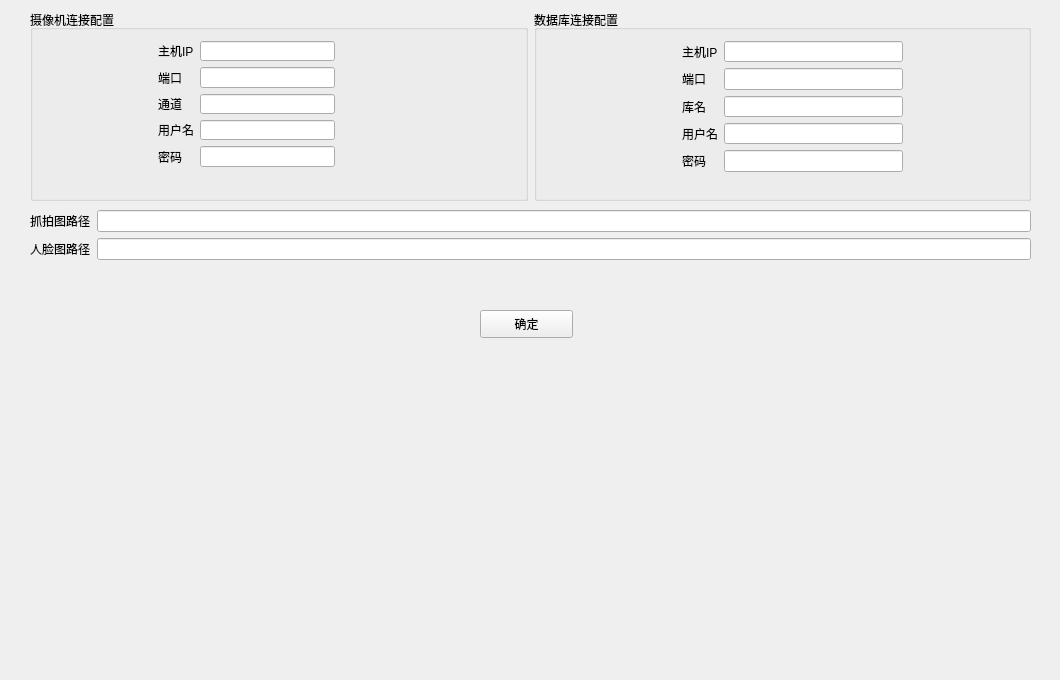
Above: settingsview.ui from NevilleNoah/HikvisionCamera2 before the change. Below: the same form after it.
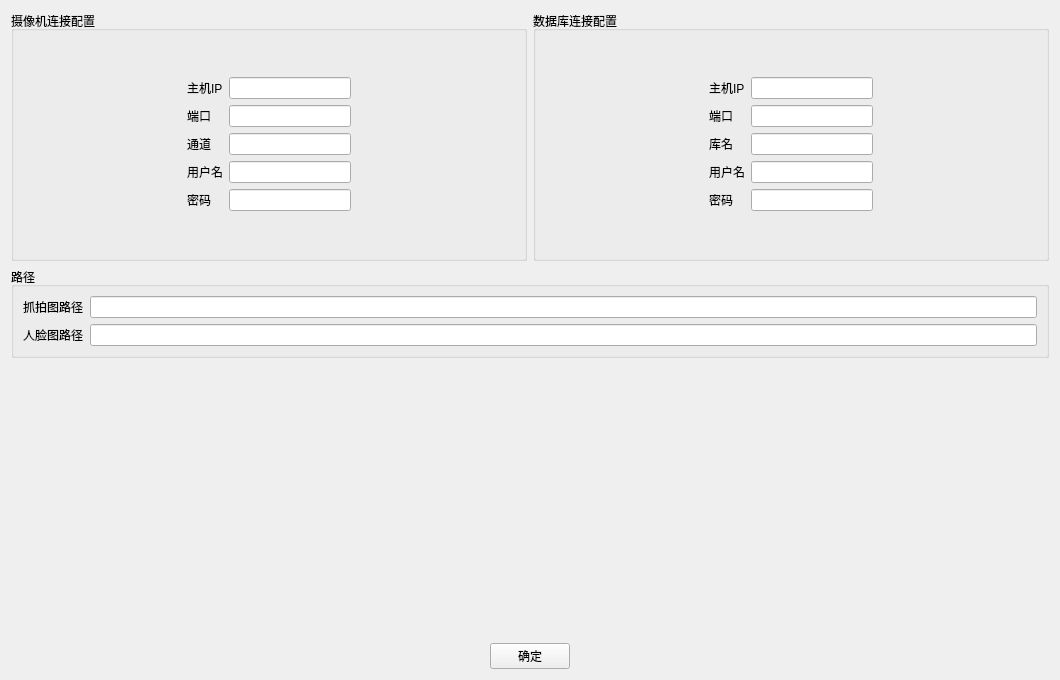
That is the form after the change.

Patch:
```diff
--- a/settingsview.ui
+++ b/settingsview.ui
@@ -13,20 +13,13 @@
   <property name="windowTitle">
    <string>Form</string>
   </property>
-  <widget class="QWidget" name="layoutWidget">
-   <property name="geometry">
-    <rect>
-     <x>30</x>
-     <y>10</y>
-     <width>1001</width>
-     <height>191</height>
-    </rect>
-   </property>
+  <layout class="QVBoxLayout" name="verticalLayout">
+   <item>
    <layout class="QHBoxLayout" name="horizontalLayout">
     <item>
      <widget class="QGroupBox" name="boxCameraConnection">
       <property name="sizePolicy">
-       <sizepolicy hsizetype="Expanding" vsizetype="Preferred">
+        <sizepolicy hsizetype="Expanding" vsizetype="Maximum">
         <horstretch>0</horstretch>
         <verstretch>0</verstretch>
        </sizepolicy>
@@ -34,15 +27,36 @@
       <property name="title">
        <string>摄像机连接配置</string>
       </property>
-      <widget class="QWidget" name="layoutWidget">
-       <property name="geometry">
-        <rect>
-         <x>128</x>
-         <y>31</y>
-         <width>177</width>
-         <height>126</height>
-        </rect>
-       </property>
+       <layout class="QHBoxLayout" name="horizontalLayout_2">
+        <item>
+         <spacer name="horizontalSpacer">
+          <property name="orientation">
+           <enum>Qt::Horizontal</enum>
+          </property>
+          <property name="sizeHint" stdset="0">
+           <size>
+            <width>150</width>
+            <height>20</height>
+           </size>
+          </property>
+         </spacer>
+        </item>
+        <item>
+         <layout class="QVBoxLayout" name="verticalLayout_2">
+          <item>
+           <spacer name="verticalSpacer">
+            <property name="orientation">
+             <enum>Qt::Vertical</enum>
+            </property>
+            <property name="sizeHint" stdset="0">
+             <size>
+              <width>20</width>
+              <height>40</height>
+             </size>
+            </property>
+           </spacer>
+          </item>
+          <item>
        <layout class="QFormLayout" name="formLayout">
         <item row="0" column="0">
          <widget class="QLabel" name="textCMIP">
@@ -103,13 +117,42 @@
          </widget>
         </item>
        </layout>
-      </widget>
+          </item>
+          <item>
+           <spacer name="verticalSpacer_2">
+            <property name="orientation">
+             <enum>Qt::Vertical</enum>
+            </property>
+            <property name="sizeHint" stdset="0">
+             <size>
+              <width>20</width>
+              <height>40</height>
+             </size>
+            </property>
+           </spacer>
+          </item>
+         </layout>
+        </item>
+        <item>
+         <spacer name="horizontalSpacer_2">
+          <property name="orientation">
+           <enum>Qt::Horizontal</enum>
+          </property>
+          <property name="sizeHint" stdset="0">
+           <size>
+            <width>150</width>
+            <height>20</height>
+           </size>
+          </property>
+         </spacer>
+        </item>
+       </layout>
      </widget>
     </item>
     <item>
      <widget class="QGroupBox" name="boxDBConnection">
       <property name="sizePolicy">
-       <sizepolicy hsizetype="Expanding" vsizetype="Preferred">
+        <sizepolicy hsizetype="Expanding" vsizetype="Maximum">
         <horstretch>0</horstretch>
         <verstretch>0</verstretch>
        </sizepolicy>
@@ -117,15 +160,36 @@
       <property name="title">
        <string>数据库连接配置</string>
       </property>
-      <widget class="QWidget" name="layoutWidget">
-       <property name="geometry">
-        <rect>
-         <x>148</x>
-         <y>31</y>
-         <width>221</width>
-         <height>131</height>
-        </rect>
-       </property>
+       <layout class="QHBoxLayout" name="horizontalLayout_3">
+        <item>
+         <spacer name="horizontalSpacer_3">
+          <property name="orientation">
+           <enum>Qt::Horizontal</enum>
+          </property>
+          <property name="sizeHint" stdset="0">
+           <size>
+            <width>150</width>
+            <height>20</height>
+           </size>
+          </property>
+         </spacer>
+        </item>
+        <item>
+         <layout class="QVBoxLayout" name="verticalLayout_3">
+          <item>
+           <spacer name="verticalSpacer_3">
+            <property name="orientation">
+             <enum>Qt::Vertical</enum>
+            </property>
+            <property name="sizeHint" stdset="0">
+             <size>
+              <width>20</width>
+              <height>40</height>
+             </size>
+            </property>
+           </spacer>
+          </item>
+          <item>
        <layout class="QFormLayout" name="formLayout_2">
         <item row="0" column="0">
          <widget class="QLabel" name="textDBIP">
@@ -182,32 +246,44 @@
          </widget>
         </item>
        </layout>
-      </widget>
-     </widget>
-    </item>
-   </layout>
-  </widget>
-  <widget class="QPushButton" name="btnDetermine">
-   <property name="geometry">
-    <rect>
-     <x>480</x>
-     <y>310</y>
-     <width>93</width>
-     <height>28</height>
-    </rect>
-   </property>
-   <property name="text">
-    <string>确定</string>
-   </property>
-  </widget>
-  <widget class="QWidget" name="layoutWidget">
-   <property name="geometry">
-    <rect>
-     <x>30</x>
-     <y>210</y>
-     <width>1001</width>
-     <height>50</height>
-    </rect>
+          </item>
+          <item>
+           <spacer name="verticalSpacer_4">
+            <property name="orientation">
+             <enum>Qt::Vertical</enum>
+            </property>
+            <property name="sizeHint" stdset="0">
+             <size>
+              <width>20</width>
+              <height>40</height>
+             </size>
+            </property>
+           </spacer>
+          </item>
+         </layout>
+        </item>
+        <item>
+         <spacer name="horizontalSpacer_4">
+          <property name="orientation">
+           <enum>Qt::Horizontal</enum>
+          </property>
+          <property name="sizeHint" stdset="0">
+           <size>
+            <width>150</width>
+            <height>20</height>
+           </size>
+          </property>
+         </spacer>
+        </item>
+       </layout>
+      </widget>
+     </item>
+    </layout>
+   </item>
+   <item>
+    <widget class="QGroupBox" name="groupBox">
+     <property name="title">
+      <string>路径</string>
    </property>
    <layout class="QFormLayout" name="formLayout_3">
     <item row="0" column="0">
@@ -232,6 +308,58 @@
     </item>
    </layout>
   </widget>
+   </item>
+   <item>
+    <spacer name="verticalSpacer_5">
+     <property name="orientation">
+      <enum>Qt::Vertical</enum>
+     </property>
+     <property name="sizeHint" stdset="0">
+      <size>
+       <width>20</width>
+       <height>284</height>
+      </size>
+     </property>
+    </spacer>
+   </item>
+   <item>
+    <layout class="QHBoxLayout" name="horizontalLayout_4">
+     <item>
+      <spacer name="horizontalSpacer_5">
+       <property name="orientation">
+        <enum>Qt::Horizontal</enum>
+       </property>
+       <property name="sizeHint" stdset="0">
+        <size>
+         <width>40</width>
+         <height>20</height>
+        </size>
+       </property>
+      </spacer>
+     </item>
+     <item>
+      <widget class="QPushButton" name="btnDetermine">
+       <property name="text">
+        <string>确定</string>
+       </property>
+      </widget>
+     </item>
+     <item>
+      <spacer name="horizontalSpacer_6">
+       <property name="orientation">
+        <enum>Qt::Horizontal</enum>
+       </property>
+       <property name="sizeHint" stdset="0">
+        <size>
+         <width>40</width>
+         <height>20</height>
+        </size>
+       </property>
+      </spacer>
+     </item>
+    </layout>
+   </item>
+  </layout>
  </widget>
  <resources/>
  <connections/>
```
Lines whose indentation alone changed are shown as unchanged.
